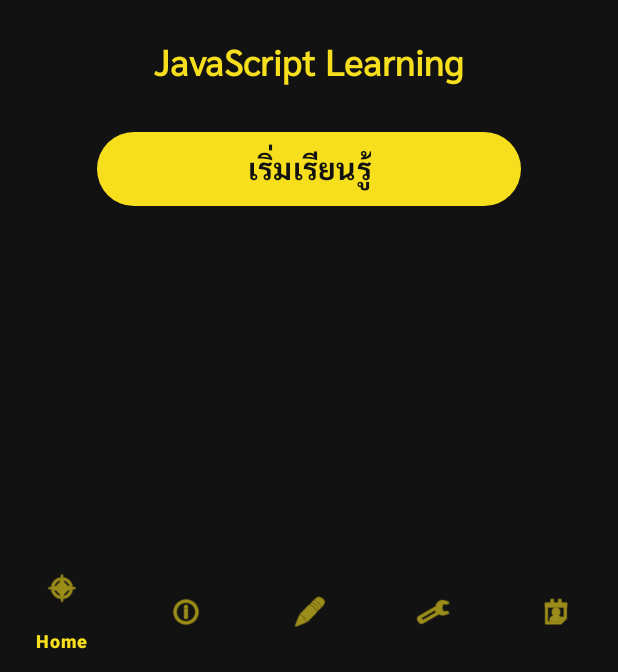
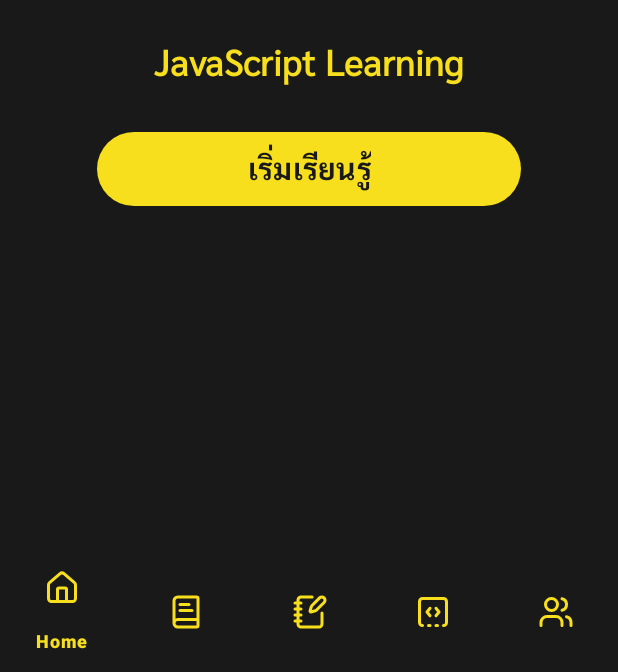
Before and after one commit to Chirawattt/Final-Project-JavaScript-Group16, an Android app: the screen it shows after launch (MainActivity), on a phone screen of 412 x 824 dp, the part 564-1236 px from its top. Run offline under Robolectric (Android 15) with nearby library versions, the phone set to English and light mode, and no system bars.

Commit message:
change icons bottom nav

```diff
--- /dev/null
+++ b/app/src/main/res/drawable/book_text.xml
@@ -0,0 +1,27 @@
+<vector xmlns:android="http://schemas.android.com/apk/res/android"
+    android:width="24dp"
+    android:height="24dp"
+    android:viewportWidth="24"
+    android:viewportHeight="24">
+  <path
+      android:pathData="M4,19.5v-15A2.5,2.5 0,0 1,6.5 2H19a1,1 0,0 1,1 1v18a1,1 0,0 1,-1 1H6.5a1,1 0,0 1,0 -5H20"
+      android:strokeLineJoin="round"
+      android:strokeWidth="2"
+      android:fillColor="#00000000"
+      android:strokeColor="#F7DF1E"
+      android:strokeLineCap="round"/>
+  <path
+      android:pathData="M8,11h8"
+      android:strokeLineJoin="round"
+      android:strokeWidth="2"
+      android:fillColor="#00000000"
+      android:strokeColor="#F7DF1E"
+      android:strokeLineCap="round"/>
+  <path
+      android:pathData="M8,7h6"
+      android:strokeLineJoin="round"
+      android:strokeWidth="2"
+      android:fillColor="#00000000"
+      android:strokeColor="#F7DF1E"
+      android:strokeLineCap="round"/>
+</vector>
--- /dev/null
+++ b/app/src/main/res/drawable/house.xml
@@ -0,0 +1,20 @@
+<vector xmlns:android="http://schemas.android.com/apk/res/android"
+    android:width="24dp"
+    android:height="24dp"
+    android:viewportWidth="24"
+    android:viewportHeight="24">
+  <path
+      android:pathData="M15,21v-8a1,1 0,0 0,-1 -1h-4a1,1 0,0 0,-1 1v8"
+      android:strokeLineJoin="round"
+      android:strokeWidth="2"
+      android:fillColor="#00000000"
+      android:strokeColor="#F7DF1E"
+      android:strokeLineCap="round"/>
+  <path
+      android:pathData="M3,10a2,2 0,0 1,0.709 -1.528l7,-5.999a2,2 0,0 1,2.582 0l7,5.999A2,2 0,0 1,21 10v9a2,2 0,0 1,-2 2H5a2,2 0,0 1,-2 -2z"
+      android:strokeLineJoin="round"
+      android:strokeWidth="2"
+      android:fillColor="#00000000"
+      android:strokeColor="#F7DF1E"
+      android:strokeLineCap="round"/>
+</vector>
--- /dev/null
+++ b/app/src/main/res/drawable/notebook_pen.xml
@@ -0,0 +1,48 @@
+<vector xmlns:android="http://schemas.android.com/apk/res/android"
+    android:width="24dp"
+    android:height="24dp"
+    android:viewportWidth="24"
+    android:viewportHeight="24">
+  <path
+      android:pathData="M13.4,2H6a2,2 0,0 0,-2 2v16a2,2 0,0 0,2 2h12a2,2 0,0 0,2 -2v-7.4"
+      android:strokeLineJoin="round"
+      android:strokeWidth="2"
+      android:fillColor="#00000000"
+      android:strokeColor="#F7DF1E"
+      android:strokeLineCap="round"/>
+  <path
+      android:pathData="M2,6h4"
+      android:strokeLineJoin="round"
+      android:strokeWidth="2"
+      android:fillColor="#00000000"
+      android:strokeColor="#F7DF1E"
+      android:strokeLineCap="round"/>
+  <path
+      android:pathData="M2,10h4"
+      android:strokeLineJoin="round"
+      android:strokeWidth="2"
+      android:fillColor="#00000000"
+      android:strokeColor="#F7DF1E"
+      android:strokeLineCap="round"/>
+  <path
+      android:pathData="M2,14h4"
+      android:strokeLineJoin="round"
+      android:strokeWidth="2"
+      android:fillColor="#00000000"
+      android:strokeColor="#F7DF1E"
+      android:strokeLineCap="round"/>
+  <path
+      android:pathData="M2,18h4"
+      android:strokeLineJoin="round"
+      android:strokeWidth="2"
+      android:fillColor="#00000000"
+      android:strokeColor="#F7DF1E"
+      android:strokeLineCap="round"/>
+  <path
+      android:pathData="M21.378,5.626a1,1 0,1 0,-3.004 -3.004l-5.01,5.012a2,2 0,0 0,-0.506 0.854l-0.837,2.87a0.5,0.5 0,0 0,0.62 0.62l2.87,-0.837a2,2 0,0 0,0.854 -0.506z"
+      android:strokeLineJoin="round"
+      android:strokeWidth="2"
+      android:fillColor="#00000000"
+      android:strokeColor="#F7DF1E"
+      android:strokeLineCap="round"/>
+</vector>
--- /dev/null
+++ b/app/src/main/res/drawable/square_dashed_bottom_code.xml
@@ -0,0 +1,41 @@
+<vector xmlns:android="http://schemas.android.com/apk/res/android"
+    android:width="24dp"
+    android:height="24dp"
+    android:viewportWidth="24"
+    android:viewportHeight="24">
+  <path
+      android:pathData="M10,9.5 L8,12l2,2.5"
+      android:strokeLineJoin="round"
+      android:strokeWidth="2"
+      android:fillColor="#00000000"
+      android:strokeColor="#F7DF1E"
+      android:strokeLineCap="round"/>
+  <path
+      android:pathData="M14,21h1"
+      android:strokeLineJoin="round"
+      android:strokeWidth="2"
+      android:fillColor="#00000000"
+      android:strokeColor="#F7DF1E"
+      android:strokeLineCap="round"/>
+  <path
+      android:pathData="m14,9.5 l2,2.5 -2,2.5"
+      android:strokeLineJoin="round"
+      android:strokeWidth="2"
+      android:fillColor="#00000000"
+      android:strokeColor="#F7DF1E"
+      android:strokeLineCap="round"/>
+  <path
+      android:pathData="M5,21a2,2 0,0 1,-2 -2V5a2,2 0,0 1,2 -2h14a2,2 0,0 1,2 2v14a2,2 0,0 1,-2 2"
+      android:strokeLineJoin="round"
+      android:strokeWidth="2"
+      android:fillColor="#00000000"
+      android:strokeColor="#F7DF1E"
+      android:strokeLineCap="round"/>
+  <path
+      android:pathData="M9,21h1"
+      android:strokeLineJoin="round"
+      android:strokeWidth="2"
+      android:fillColor="#00000000"
+      android:strokeColor="#F7DF1E"
+      android:strokeLineCap="round"/>
+</vector>
--- /dev/null
+++ b/app/src/main/res/drawable/users.xml
@@ -0,0 +1,34 @@
+<vector xmlns:android="http://schemas.android.com/apk/res/android"
+    android:width="24dp"
+    android:height="24dp"
+    android:viewportWidth="24"
+    android:viewportHeight="24">
+  <path
+      android:pathData="M16,21v-2a4,4 0,0 0,-4 -4H6a4,4 0,0 0,-4 4v2"
+      android:strokeLineJoin="round"
+      android:strokeWidth="2"
+      android:fillColor="#00000000"
+      android:strokeColor="#F7DF1E"
+      android:strokeLineCap="round"/>
+  <path
+      android:pathData="M9,7m-4,0a4,4 0,1 1,8 0a4,4 0,1 1,-8 0"
+      android:strokeLineJoin="round"
+      android:strokeWidth="2"
+      android:fillColor="#00000000"
+      android:strokeColor="#F7DF1E"
+      android:strokeLineCap="round"/>
+  <path
+      android:pathData="M22,21v-2a4,4 0,0 0,-3 -3.87"
+      android:strokeLineJoin="round"
+      android:strokeWidth="2"
+      android:fillColor="#00000000"
+      android:strokeColor="#F7DF1E"
+      android:strokeLineCap="round"/>
+  <path
+      android:pathData="M16,3.13a4,4 0,0 1,0 7.75"
+      android:strokeLineJoin="round"
+      android:strokeWidth="2"
+      android:fillColor="#00000000"
+      android:strokeColor="#F7DF1E"
+      android:strokeLineCap="round"/>
+</vector>
--- a/app/src/main/res/menu/bottom_nav_menu.xml
+++ b/app/src/main/res/menu/bottom_nav_menu.xml
@@ -4,27 +4,27 @@
 
     <item
         android:id="@+id/nav_home"
-        android:icon="@android:drawable/ic_menu_compass"
+        android:icon="@drawable/house"
         android:title="Home"
         app:showAsAction="ifRoom" />
     <item
         android:id="@+id/nav_lesson"
-        android:icon="@android:drawable/ic_menu_info_details"
+        android:icon="@drawable/book_text"
         android:title="Lesson"
         app:showAsAction="ifRoom" />
     <item
         android:id="@+id/nav_quiz"
-        android:icon="@android:drawable/ic_menu_edit"
+        android:icon="@drawable/notebook_pen"
         android:title="Quiz"
         app:showAsAction="ifRoom" />
     <item
         android:id="@+id/nav_practice"
-        android:icon="@android:drawable/ic_menu_manage"
+        android:icon="@drawable/square_dashed_bottom_code"
         android:title="Practice"
         app:showAsAction="ifRoom" />
     <item
         android:id="@+id/nav_team"
-        android:icon="@android:drawable/ic_menu_my_calendar"
+        android:icon="@drawable/users"
         android:title="Team"
         app:showAsAction="ifRoom" />
 </menu>
--- a/app/src/main/res/values/colors.xml
+++ b/app/src/main/res/values/colors.xml
@@ -3,6 +3,6 @@
     <!-- ตั้งค่าสีที่ต้องการใช้งานที่นี่ -->
     <color name="js_yellow">#F7DF1E</color> <!-- สีเหลือง JavaScript -->
     <color name="js_yellow_dark">#C4AD14</color> <!-- เหลืองเข้ม -->
-    <color name="black">#121212</color> <!-- สีดำสนิท -->
+    <color name="black">#191919</color> <!-- สีดำสนิท -->
     <color name="white">#FFFFFF</color>
 </resources>
```
